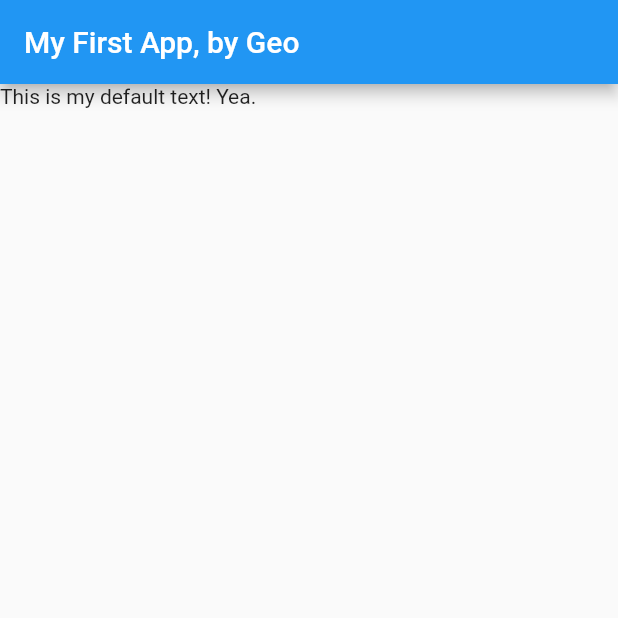
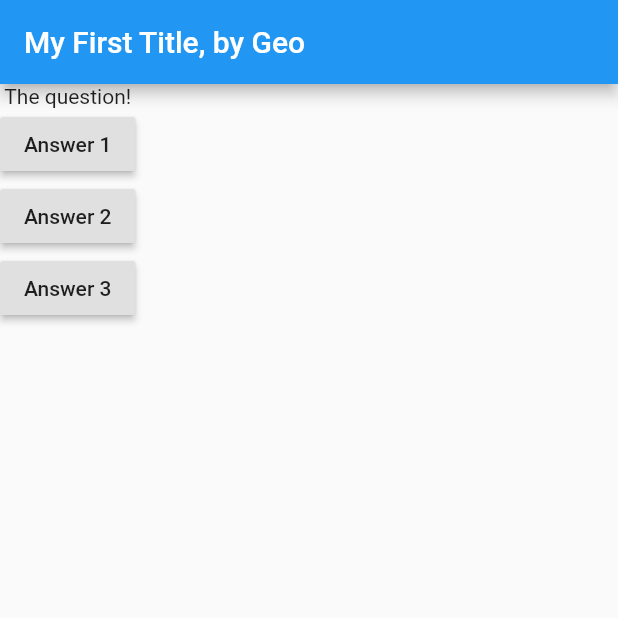
Before and after one commit to gsargent/schwarzmuller-flutter_complete_guide, a Flutter app: the screen it shows after launch, on a phone screen of 412 x 824 dp, the top half of it. Run offline on Flutter 3.47's test engine with Material 2 defaults, Android fonts, the phone set to English and light mode, and no system bars.

Commit message:
Finished 32 - Connecting Functions & Buttons

```diff
--- a/lib/main.dart
+++ b/lib/main.dart
@@ -7,14 +7,38 @@ import 'package:flutter/material.dart';
 void main() => runApp(MyApp());
 
 class MyApp extends StatelessWidget {
+  void answerQuestion() {
+    print('Answer chosen');
+  }
+
   @override
   Widget build(BuildContext context) {
+    var questions = [
+      'What\'s your favorite color?',
+      'What\s your favorite animal?',
+    ];
     var materialApp = MaterialApp(
       home: Scaffold(
         appBar: AppBar(
-          title: Text('My First App, by Geo'),
+          title: Text('My First Title, by Geo'),
         ),
-        body: Text('This is my default text! Yea.'),
+        body: Column(
+          children: [
+            Text('The question!'),
+            RaisedButton(
+              child: Text('Answer 1'),
+              onPressed: answerQuestion,
+            ),
+            RaisedButton(
+              child: Text('Answer 2'),
+              onPressed: answerQuestion,
+            ),
+            RaisedButton(
+              child: Text('Answer 3'),
+              onPressed: answerQuestion,
+            ),
+          ],
+        ),
       ),
     );
     return materialApp;
```
